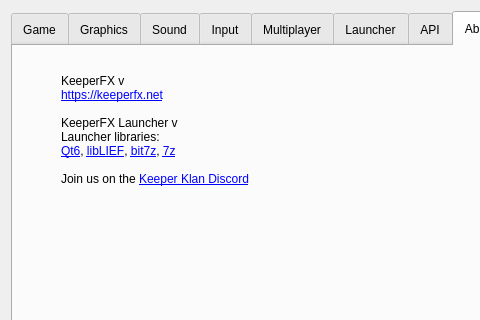
The window that ui/settingsdialog.ui (yani/keeperfx-launcher-qt) describes before a commit, drawn with Qt 5; both pictures show x 0 to 480 and y 0 to 320 of the 871 by 544 pixel window.
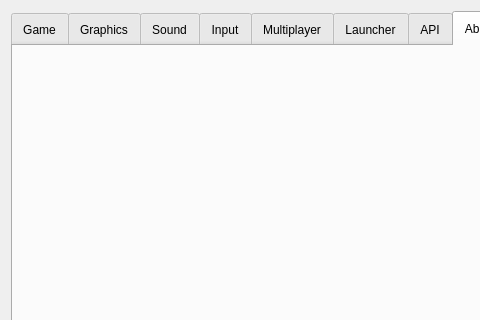
The same window after the commit. The open tabs and pages were chosen to show the change. Icons and pictures are not drawn.

Commit message: finish about page label translations + small log translation fix

Diff of the .ui file:
```diff
--- a/ui/settingsdialog.ui
+++ b/ui/settingsdialog.ui
@@ -1412,21 +1412,10 @@
             </rect>
            </property>
            <property name="text">
-            <string>KeeperFX v&lt;kfx_version&gt;&lt;br/&gt;
-&lt;a href=&quot;https://keeperfx.net&quot;&gt;https://keeperfx.net&lt;/a&gt;&lt;br/&gt;
-&lt;br/&gt;
-KeeperFX Launcher v&lt;launcher_version&gt;&lt;br/&gt;
-Launcher libraries:&lt;br/&gt;
-&lt;a href=&quot;https://www.qt.io/product/qt6&quot;&gt;Qt6&lt;/a&gt;,
-&lt;a href=&quot;https://github.com/lief-project/LIEF&quot;&gt;libLIEF&lt;/a&gt;,
-&lt;a href=&quot;https://github.com/rikyoz/bit7z&quot;&gt;bit7z&lt;/a&gt;,
-&lt;a href=&quot;https://www.7-zip.org/&quot;&gt;7z&lt;/a&gt;
-&lt;br/&gt;
-&lt;br/&gt;
-Join us on the &lt;a href=&quot;https://discord.gg/WxgE8WZBku&quot;&gt;Keeper Klan Discord&lt;/a&gt;</string>
+            <string notr="true">&lt;PLACEHOLDER_ABOUT_PAGE&gt;</string>
            </property>
            <property name="textFormat">
-            <enum>Qt::TextFormat::RichText</enum>
+            <enum>Qt::TextFormat::PlainText</enum>
            </property>
            <property name="alignment">
             <set>Qt::AlignmentFlag::AlignLeading|Qt::AlignmentFlag::AlignLeft|Qt::AlignmentFlag::AlignTop</set>
```
The commit also changes 4 other files.
